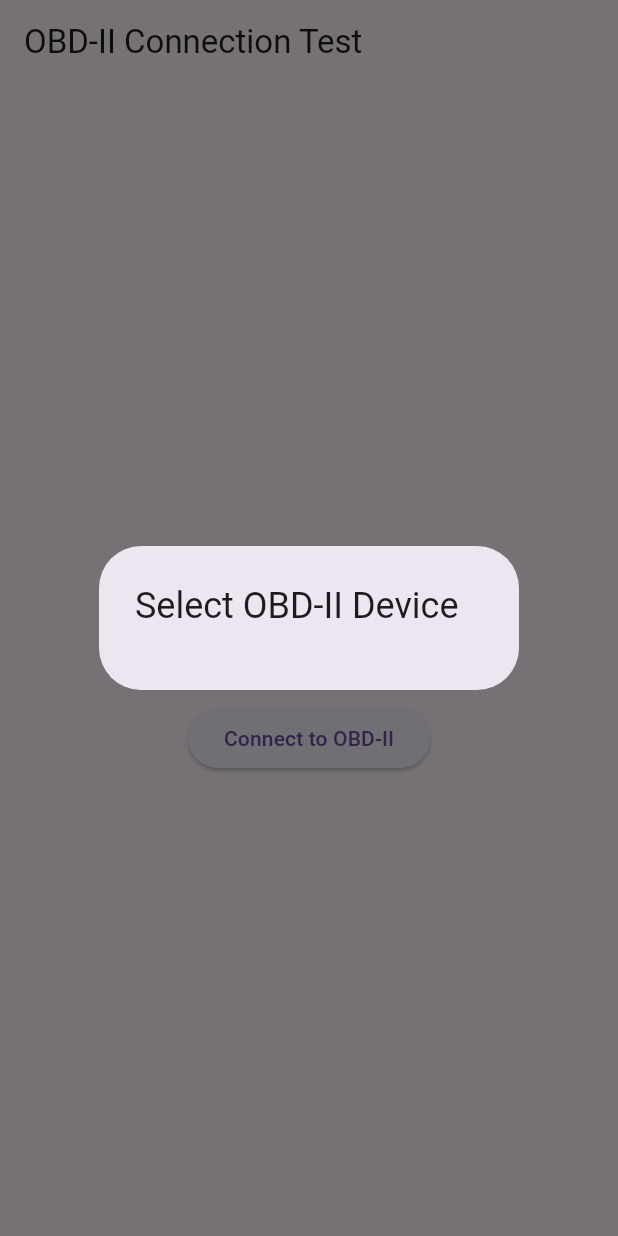
After one commit to chaniruM/DriveWise, a Flutter app: the OBD2Screen screen opened directly, after a tap on "Select Device", on a phone screen of 412 x 824 dp. The commit adds this screen. Run offline on Flutter 3.47's test engine with Material 3 defaults, Android fonts, the phone set to English and light mode, and no system bars; our stand-ins replace flutter_bluetooth_serial, permission_handler.

Commit message:
Added bluetooth connectivity
Added a page which handles bluetooth connection to the obd2 scanner to retrieve the speed data for testing

```diff
--- a/lib/main.dart
+++ b/lib/main.dart
@@ -1,3 +1,4 @@
+import 'package:drivewise/MainPage.dart';
 import 'package:flutter/material.dart';
 import 'pages/home_page.dart';
 
@@ -16,7 +17,8 @@ class MyApp extends StatelessWidget {
       theme: ThemeData(
         primarySwatch: Colors.blue,
       ),
-      home: HomePage(), // Use the HomePage as the default screen.
+      home: MainPage()
+      // home: HomePage(), // Use the HomePage as the default screen.
     );
   }
 }
--- /dev/null
+++ b/lib/pages/read_speed.dart
@@ -0,0 +1,135 @@
+import 'package:flutter/material.dart';
+import 'package:flutter_bluetooth_serial/flutter_bluetooth_serial.dart';
+import 'dart:typed_data';
+import 'package:permission_handler/permission_handler.dart';
+
+// void main() {
+//   runApp(OBD2App());
+// }
+
+class OBD2App extends StatelessWidget {
+  @override
+  Widget build(BuildContext context) {
+    return MaterialApp(
+      title: 'OBD-II Connection Test',
+      theme: ThemeData(primarySwatch: Colors.blue),
+      home: OBD2Screen(),
+    );
+  }
+}
+
+class OBD2Screen extends StatefulWidget {
+  @override
+  _OBD2ScreenState createState() => _OBD2ScreenState();
+}
+
+class _OBD2ScreenState extends State<OBD2Screen> {
+  BluetoothDevice? _selectedDevice;
+  BluetoothConnection? _connection;
+  String _status = "Select a device to connect";
+
+  @override
+  void initState() {
+    super.initState();
+    _checkPermissions(); // Request permissions when the app starts
+  }
+
+  Future<void> _checkPermissions() async {
+    if (await Permission.location.isDenied) {
+      await Permission.location.request();
+    }
+  }
+
+  Future<void> _listDevices() async {
+    await FlutterBluetoothSerial.instance.requestEnable(); // Ensure Bluetooth is ON
+    List<BluetoothDevice> devices =
+    await FlutterBluetoothSerial.instance.getBondedDevices();
+
+    showDialog(
+      context: context,
+      builder: (BuildContext context) {
+        return AlertDialog(
+          title: Text("Select OBD-II Device"),
+          content: SingleChildScrollView(
+            child: Column(
+              children: devices.map((device) {
+                return ListTile(
+                  title: Text(device.name ?? "Unknown"),
+                  subtitle: Text(device.address),
+                  onTap: () {
+                    setState(() {
+                      _selectedDevice = device;
+                    });
+                    Navigator.pop(context);
+                  },
+                );
+              }).toList(),
+            ),
+          ),
+        );
+      },
+    );
+  }
+
+  Future<void> _connectToOBD() async {
+    if (_selectedDevice == null) {
+      setState(() {
+        _status = "No device selected";
+      });
+      return;
+    }
+
+    try {
+      BluetoothConnection connection =
+      await BluetoothConnection.toAddress(_selectedDevice!.address);
+
+      setState(() {
+        _connection = connection;
+        _status = "Connected to ${_selectedDevice!.name}";
+      });
+
+      print("Connected to OBD-II Scanner");
+
+      // Listen for incoming data (optional)
+      _connection!.input!.listen((Uint8List data) {
+        print('Received data: ${String.fromCharCodes(data)}');
+      });
+    } catch (e) {
+      setState(() {
+        _status = "Failed to connect: $e";
+      });
+      print("Error: $e");
+    }
+  }
+
+  @override
+  void dispose() {
+    _connection?.dispose();
+    super.dispose();
+  }
+
+  @override
+  Widget build(BuildContext context) {
+    return Scaffold(
+      appBar: AppBar(title: Text("OBD-II Connection Test")),
+      body: Center(
+        child: Column(
+          mainAxisAlignment: MainAxisAlignment.center,
+          children: [
+            Text(_status, style: TextStyle(fontSize: 18)),
+            SizedBox(height: 20),
+            ElevatedButton(
+              onPressed: _listDevices,
+              child: Text("Select Device"),
+            ),
+            SizedBox(height: 10),
+            ElevatedButton(
+              onPressed: _connectToOBD,
+              child: Text("Connect to OBD-II"),
+            ),
+          ],
+        ),
+      ),
+    );
+  }
+}
--- a/pubspec.yaml
+++ b/pubspec.yaml
@@ -35,6 +35,8 @@ dependencies:
   # The following adds the Cupertino Icons font to your application.
   # Use with the CupertinoIcons class for iOS style icons.
   cupertino_icons: ^1.0.8
+  flutter_bluetooth_serial: ^0.4.0
+  permission_handler: ^11.3.1
 
 dev_dependencies:
   flutter_test:
```
Also changed, not shown: lib/MainPage.dart (added, +73 -0 lines), lib/pages/home_page.dart (+72 -61 lines), lib/pages/my_cars.dart (+44 -44 lines), pubspec.lock, 7 other files.
